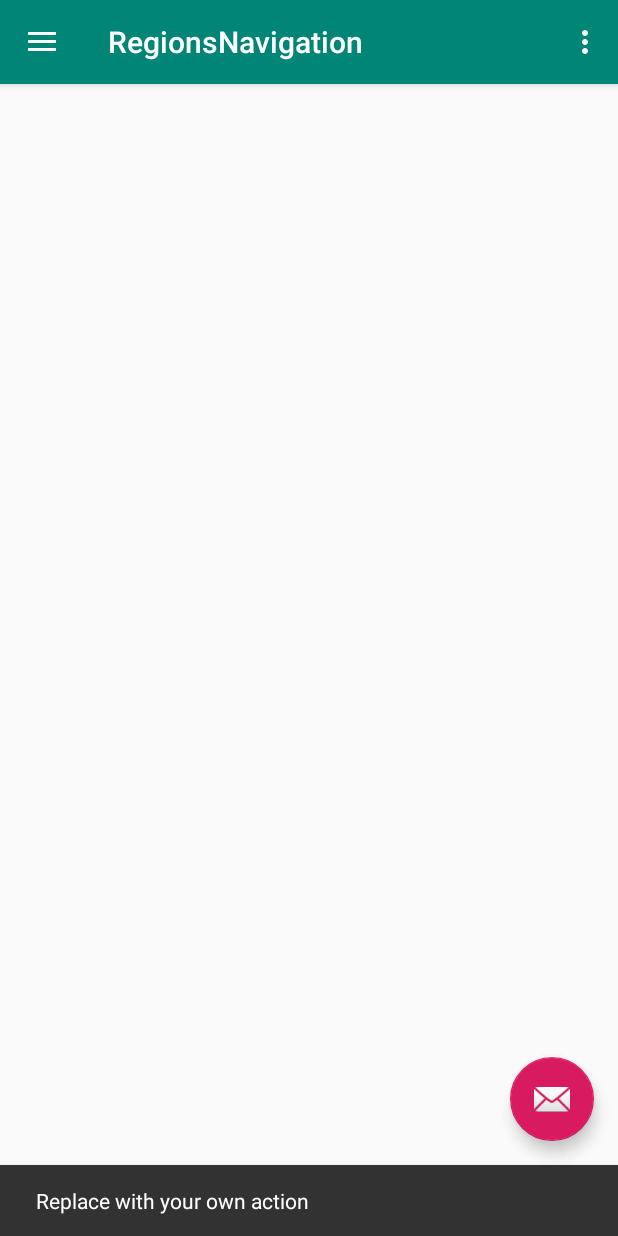
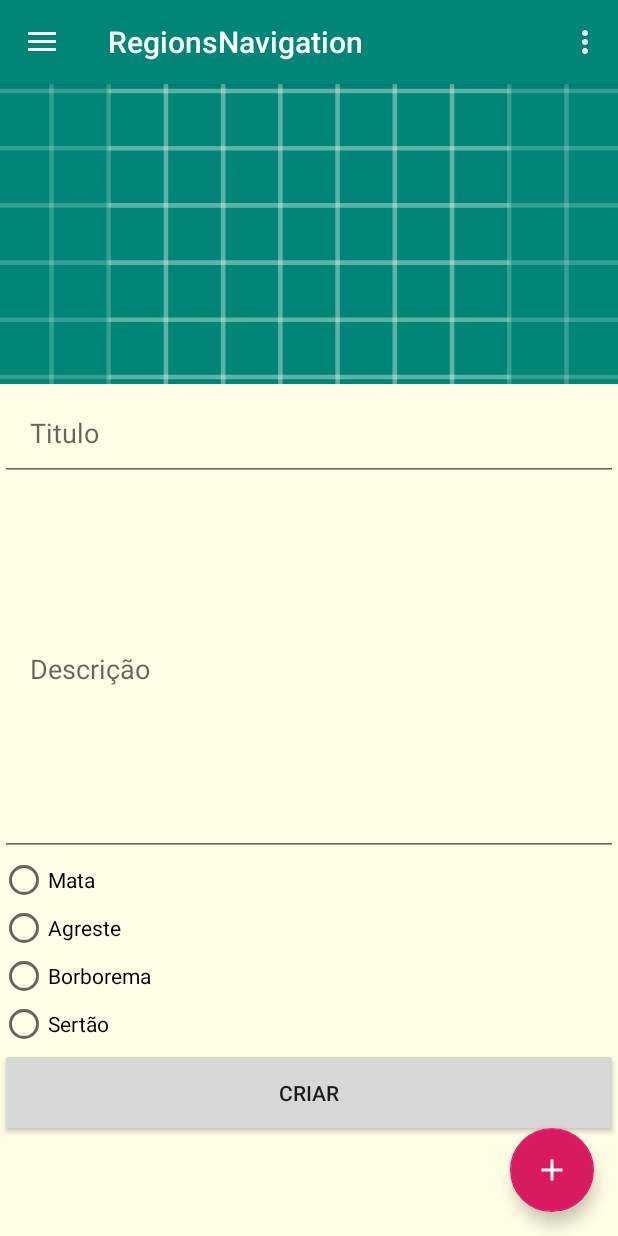
Before and after one commit to caiomcg/AgroTec, an Android app: the fragment MataFragment placed in its activity, after a tap on an icon or button, on a phone screen of 412 x 824 dp. Run offline under Robolectric (Android 15) with nearby library versions, the phone set to English and light mode, and no system bars; our stand-ins replace CircleImageView, Picasso, Volley; network calls fail; pictures from the network do not load; 6 statements that could not run were skipped.

Commit message:
Fix card image placeholder and add post support=

```diff
--- a/app/build.gradle
+++ b/app/build.gradle
@@ -29,7 +29,6 @@ dependencies {
     implementation 'com.android.support:support-v4:28.0.0'
     implementation 'com.android.support:design:28.0.0'
     implementation 'com.android.support:recyclerview-v7:28.0.0'
-    implementation 'de.hdodenhof:circleimageview:2.2.0'
     testImplementation 'junit:junit:4.12'
     androidTestImplementation 'com.android.support.test:runner:1.0.2'
     androidTestImplementation 'com.android.support.test.espresso:espresso-core:3.0.2'
--- a/app/src/main/java/com/caiomcg/es/C.java
+++ b/app/src/main/java/com/caiomcg/es/C.java
@@ -6,7 +6,7 @@ import java.net.URI;
 
 public class C {
     //public static final String BASE_URL = "https://virtserver.swaggerhub.com/caiomcg4/AgroTec/1.0.0";
-    public static final String BASE_URL = "http://192.168.25.80:8080";
+    public static final String BASE_URL = "http://150.165.138.181:8080";
 
     public static Uri userURI() {
         return Uri.parse(BASE_URL + "/api/people/");
--- a/app/src/main/java/com/caiomcg/es/Controllers/MataFragment.java
+++ b/app/src/main/java/com/caiomcg/es/Controllers/MataFragment.java
@@ -30,8 +30,6 @@ public class MataFragment extends Fragment {
     // TODO: Customize parameters
     private int mColumnCount = 1;
     private OnListFragmentInteractionListener mListener;
-
-    private ArrayList<String> mataArray = new ArrayList();
     private ArrayList<Ad> adsArray = new ArrayList<>();
 
     /**
--- a/app/src/main/java/com/caiomcg/es/Controllers/RegionsNavigation.java
+++ b/app/src/main/java/com/caiomcg/es/Controllers/RegionsNavigation.java
@@ -15,6 +15,7 @@ import android.support.v7.app.AppCompatActivity;
 import android.support.v7.widget.Toolbar;
 import android.view.Menu;
 import android.view.MenuItem;
+import android.widget.ImageView;
 import android.widget.TextView;
 import android.widget.Toast;
 
@@ -24,17 +25,22 @@ import com.caiomcg.es.C;
 import com.caiomcg.es.Models.Ad;
 import com.caiomcg.es.Models.User;
 
+import com.caiomcg.es.PostAdFragment;
 import com.caiomcg.es.R;
 import com.caiomcg.es.Utils.AdCreator;
 import com.caiomcg.es.Utils.Requests;
+import com.caiomcg.es.Utils.Share;
 import com.caiomcg.es.dummy.DummyContent;
+import com.squareup.picasso.Picasso;
 
 import java.util.ArrayList;
+
+import de.hdodenhof.circleimageview.CircleImageView;
 
 public class RegionsNavigation extends AppCompatActivity
         implements NavigationView.OnNavigationItemSelectedListener, OptionsFragment.OnFragmentInteractionListener,
         PostFragment.OnFragmentInteractionListener, HomeFragment.OnFragmentInteractionListener,
-        MataFragment.OnListFragmentInteractionListener {
+        MataFragment.OnListFragmentInteractionListener, PostAdFragment.OnFragmentInteractionListener {
     public static String TAG = "RegionsNavigation";
 
     private User user;
@@ -45,15 +51,6 @@ public class RegionsNavigation extends AppCompatActivity
         setContentView(R.layout.activity_regions_navigation);
         Toolbar toolbar = (Toolbar) findViewById(R.id.toolbar);
         setSupportActionBar(toolbar);
-
-        FloatingActionButton fab = (FloatingActionButton) findViewById(R.id.fab);
-        fab.setOnClickListener(new View.OnClickListener() {
-            @Override
-            public void onClick(View view) {
-                Snackbar.make(view, "Replace with your own action", Snackbar.LENGTH_LONG)
-                        .setAction("Action", null).show();
-            }
-        });
 
         DrawerLayout drawer = (DrawerLayout) findViewById(R.id.drawer_layout);
         ActionBarDrawerToggle toggle = new ActionBarDrawerToggle(
@@ -72,6 +69,15 @@ public class RegionsNavigation extends AppCompatActivity
         //TODO: Handle null pointers
         this.user = (User)bundle.getSerializable("User");
         Log.e(TAG, this.user.toString());
+
+        FloatingActionButton fab = (FloatingActionButton) findViewById(R.id.fab);
+        fab.setOnClickListener(new View.OnClickListener() {
+            @Override
+            public void onClick(View view) {
+                Log.e(TAG, "Showing fragment");
+                getSupportFragmentManager().beginTransaction().replace(R.id.screen_area, PostAdFragment.newInstance(user)).commit();
+            }
+        });
     }
 
     @Override
@@ -89,7 +95,10 @@ public class RegionsNavigation extends AppCompatActivity
         // Inflate the menu; this adds items to the action bar if it is present.
         getMenuInflater().inflate(R.menu.regions_navigation, menu);
 
-        //TODO: Add image replacement
+        if (!user.urlImage.isEmpty()  && !user.urlImage.equals("null")) {
+            Log.e(TAG, "Loading image: " + user.urlImage);
+            Picasso.with(RegionsNavigation.this).load(user.urlImage).into(((CircleImageView) findViewById(R.id.nav_user_image)));
+        }
         ((TextView)findViewById(R.id.nav_user_name)).setText(String.format("%s %s", this.user.firstName, this.user.lastName));
         ((TextView)findViewById(R.id.nav_user_email)).setText(this.user.email);
 
@@ -134,7 +143,8 @@ public class RegionsNavigation extends AppCompatActivity
                 this.requestByRegion(4);
                 break;
             case R.id.nav_share:
-                //fragment = PostFragment.newInstance("", "");
+                startActivity(Share.sendText("Conheça o AgroTec, a melhor ferramenta de compra e venda " +
+                        "no cenário agropecuário da Paraíba.\nhttp://localhost:8080"));
                 break;
             case R.id.nav_send:
                 break;
--- a/app/src/main/java/com/caiomcg/es/Models/Ad.java
+++ b/app/src/main/java/com/caiomcg/es/Models/Ad.java
@@ -9,6 +9,7 @@ import java.io.Serializable;
 
 public class Ad implements Serializable {
     public int id;
+    public int regiao;
     public String urlImage;
     public String title;
     public String description;
@@ -23,6 +24,7 @@ public class Ad implements Serializable {
         object.put("title", title);
         object.put("description", description);
         object.put("registerDate", registerDate);
+        object.put("regiao", regiao);
 
         return object;
     }
--- /dev/null
+++ b/app/src/main/java/com/caiomcg/es/PostAdFragment.java
@@ -0,0 +1,196 @@
+package com.caiomcg.es;
+
+import android.content.Context;
+import android.content.Intent;
+import android.net.Uri;
+import android.os.Bundle;
+import android.support.annotation.Nullable;
+import android.support.v4.app.Fragment;
+import android.util.Log;
+import android.view.LayoutInflater;
+import android.view.View;
+import android.view.ViewGroup;
+import android.widget.EditText;
+import android.widget.ImageView;
+import android.widget.RadioGroup;
+
+import com.android.volley.Request;
+import com.caiomcg.es.Controllers.NoAccountActivity;
+import com.caiomcg.es.Controllers.RegionsNavigation;
+import com.caiomcg.es.Models.Ad;
+import com.caiomcg.es.Models.User;
+import com.caiomcg.es.Utils.Requests;
+import com.caiomcg.es.Utils.UserFactory;
+
+import org.json.JSONException;
+import org.json.JSONObject;
+
+import de.hdodenhof.circleimageview.CircleImageView;
+
+
+/**
+ * A simple {@link Fragment} subclass.
+ * Activities that contain this fragment must implement the
+ * {@link PostAdFragment.OnFragmentInteractionListener} interface
+ * to handle interaction events.
+ * Use the {@link PostAdFragment#newInstance} factory method to
+ * create an instance of this fragment.
+ */
+public class PostAdFragment extends Fragment {
+    // TODO: Rename parameter arguments, choose names that match
+    // the fragment initialization parameters, e.g. ARG_ITEM_NUMBER
+    private static final  int FETCH_IMAGE = 2;
+    public static final String TAG = "PostAdFragment";
+
+    private ImageView imageView;
+    private EditText title;
+    private EditText description;
+    private RadioGroup group;
+
+    private User user;
+
+    private OnFragmentInteractionListener mListener;
+
+    public PostAdFragment() {
+        // Required empty public constructor
+    }
+
+    /**
+     * Use this factory method to create a new instance of
+     * this fragment using the provided parameters.
+     *
+     * @return A new instance of fragment PostAdFragment.
+     */
+    // TODO: Rename and change types and number of parameters
+    public static PostAdFragment newInstance(User user) {
+        PostAdFragment fragment = new PostAdFragment();
+        Bundle bundle = new Bundle();
+        bundle.putSerializable("User", user);
+        Log.e(TAG, "User " + user.toString());
+        fragment.setArguments(bundle);
+
+        return fragment;
+    }
+
+    @Override
+    public void onCreate(Bundle savedInstanceState) {
+        super.onCreate(savedInstanceState);
+        Log.e(TAG, "create");
+        if (getArguments() != null) {
+            Log.e(TAG, "Got user");
+            user = ((User)getArguments().getSerializable("User"));
+        }
+    }
+
+    @Override
+    public View onCreateView(LayoutInflater inflater, ViewGroup container,
+                             Bundle savedInstanceState) {
+        // Inflate the layout for this fragment
+        View view = inflater.inflate(R.layout.fragment_post_ad, container, false);
+
+        imageView = view.findViewById(R.id.image_post_fragment);
+        imageView.setOnClickListener(v -> {
+            Intent intent = new Intent(Intent.ACTION_GET_CONTENT);
+            intent.setType("image/*");
+            startActivityForResult(Intent.createChooser(intent, "Selecione a imagem do anuncio"), FETCH_IMAGE);
+        });
+
+        title = view.findViewById(R.id.title_post_fragment);
+        description = view.findViewById(R.id.description_post_fragment);
+        group = view.findViewById(R.id.ragio_group_post_fragment);
+
+        view.findViewById(R.id.create_post_fragment).setOnClickListener(v -> {
+            Ad ad = new Ad();
+            ad.user = this.user;
+            ad.urlImage = "";
+            ad.registerDate = "xx/xx/xxxx";//TODO: get date
+            ad.title = title.getText().toString();
+            ad.description = description.getText().toString();
+            switch (group.getCheckedRadioButtonId()) {
+                case R.id.radioButton1:
+                    ad.regiao = 1;
+                    break;
+                case R.id.radioButton2:
+                    ad.regiao = 2;
+                    break;
+                case R.id.radioButton3:
+                    ad.regiao = 3;
+                    break;
+                case R.id.radioButton4:
+                    ad.regiao = 4;
+                    break;
+            }
+
+            //TODO: Send post
+
+            JSONObject jsonObject = null;
+
+            try {
+                jsonObject = ad.toJsonObject();
+                Log.e(TAG, "Object: " + jsonObject.toString(4));
+            } catch (JSONException e) {
+                e.printStackTrace();
+            }
+
+            Log.e(TAG, "Posting");
+            Requests.getInstance().asJsonObject(Request.Method.POST, C.adsURI().toString(),
+                    jsonObject, response -> {
+                        Log.e(TAG, "All good");
+                    }, error -> {
+                        Log.e(TAG, "An error occured: " + error.toString());
+                        error.printStackTrace();
+                    });
+
+        });
+
+        return view;
+    }
+
+    @Override
+    public void onActivityResult(int requestCode, int resultCode, @Nullable Intent data) {
+        super.onActivityResult(requestCode, resultCode, data);
+
+        if (requestCode == FETCH_IMAGE && data != null) {
+            imageView.setImageURI(data.getData());
+        }
+    }
+
+    // TODO: Rename method, update argument and hook method into UI event
+    public void onButtonPressed(Uri uri) {
+        if (mListener != null) {
+            mListener.onFragmentInteraction(uri);
+        }
+    }
+
+    @Override
+    public void onAttach(Context context) {
+        super.onAttach(context);
+        if (context instanceof OnFragmentInteractionListener) {
+            mListener = (OnFragmentInteractionListener) context;
+        } else {
+            throw new RuntimeException(context.toString()
+                    + " must implement OnFragmentInteractionListener");
+        }
+    }
+
+    @Override
+    public void onDetach() {
+        super.onDetach();
+        mListener = null;
+    }
+
+    /**
+     * This interface must be implemented by activities that contain this
+     * fragment to allow an interaction in this fragment to be communicated
+     * to the activity and potentially other fragments contained in that
+     * activity.
+     * <p>
+     * See the Android Training lesson <a href=
+     * "http://developer.android.com/training/basics/fragments/communicating.html"
+     * >Communicating with Other Fragments</a> for more information.
+     */
+    public interface OnFragmentInteractionListener {
+        // TODO: Update argument type and name
+        void onFragmentInteraction(Uri uri);
+    }
+}
--- /dev/null
+++ b/app/src/main/res/drawable/ic_baseline_add_24px.xml
@@ -0,0 +1,9 @@
+<vector xmlns:android="http://schemas.android.com/apk/res/android"
+    android:width="24dp"
+    android:height="24dp"
+    android:viewportWidth="24"
+    android:viewportHeight="24">
+  <path
+      android:fillColor="#FFFFFFFF"
+      android:pathData="M19,13h-6v6h-2v-6H5v-2h6V5h2v6h6v2z"/>
+</vector>
--- a/app/src/main/res/layout/activity_no_account.xml
+++ b/app/src/main/res/layout/activity_no_account.xml
@@ -39,7 +39,7 @@
                 android:layout_marginStart="8dp"
                 android:layout_marginTop="16dp"
                 android:layout_marginEnd="8dp"
-                android:src="@drawable/ic_launcher_background"
+                android:src="@drawable/placeholder"
                 app:civ_border_color="#454545"
                 app:layout_constraintEnd_toEndOf="parent"
                 app:layout_constraintHorizontal_bias="0.497"
--- a/app/src/main/res/layout/app_bar_regions_navigation.xml
+++ b/app/src/main/res/layout/app_bar_regions_navigation.xml
@@ -28,6 +28,6 @@
         android:layout_height="wrap_content"
         android:layout_gravity="bottom|end"
         android:layout_margin="@dimen/fab_margin"
-        app:srcCompat="@android:drawable/ic_dialog_email" />
+        app:srcCompat="@drawable/ic_baseline_add_24px" />
 
 </android.support.design.widget.CoordinatorLayout>
--- a/app/src/main/res/layout/fragment_item.xml
+++ b/app/src/main/res/layout/fragment_item.xml
@@ -1,6 +1,7 @@
 <?xml version="1.0" encoding="utf-8"?>
 <LinearLayout xmlns:android="http://schemas.android.com/apk/res/android"
     xmlns:app="http://schemas.android.com/apk/res-auto"
+    xmlns:tools="http://schemas.android.com/tools"
     android:layout_width="match_parent"
     android:layout_height="wrap_content"
     android:orientation="horizontal">
@@ -20,7 +21,7 @@
                 android:layout_width="match_parent"
                 android:layout_height="160dp"
                 android:scaleType="centerCrop"
-                android:src="@drawable/pecuaria" />
+                android:src="@drawable/placeholder" />
 
             <LinearLayout
                 android:layout_width="match_parent"
@@ -53,7 +54,7 @@
                     android:layout_width="45dp"
                     android:layout_height="45dp"
                     android:padding="5dp"
-                    android:src="@drawable/agro"
+                    android:src="@drawable/placeholder"
                     app:civ_border_color="#FF000000" />
 
                 <LinearLayout
--- /dev/null
+++ b/app/src/main/res/layout/fragment_post_ad.xml
@@ -0,0 +1,108 @@
+<?xml version="1.0" encoding="utf-8"?>
+<android.support.constraint.ConstraintLayout xmlns:android="http://schemas.android.com/apk/res/android"
+    xmlns:tools="http://schemas.android.com/tools"
+    xmlns:app="http://schemas.android.com/apk/res-auto"
+    android:layout_width="match_parent"
+    android:layout_height="match_parent"
+    tools:context=".PostAdFragment"
+    android:background="#fffde5">
+
+    <ScrollView
+        android:layout_width="0dp"
+        android:layout_height="0dp"
+        app:layout_constraintBottom_toBottomOf="parent"
+        app:layout_constraintEnd_toEndOf="parent"
+        app:layout_constraintHorizontal_bias="0.0"
+        app:layout_constraintStart_toStartOf="parent"
+        app:layout_constraintTop_toTopOf="parent"
+        app:layout_constraintVertical_bias="0.0"
+        android:background="#fffde5">
+
+        <LinearLayout
+            android:layout_width="match_parent"
+            android:layout_height="wrap_content"
+            android:orientation="vertical"
+            android:weightSum="5">
+
+            <ImageView
+                android:id="@+id/image_post_fragment"
+                android:layout_width="match_parent"
+                android:layout_height="200dp"
+                android:layout_weight="1"
+                android:scaleType="centerCrop"
+                android:src="@drawable/ic_launcher_background"
+                tools:layout_editor_absoluteX="0dp"
+                tools:layout_editor_absoluteY="0dp" />
+
+            <EditText
+                android:id="@+id/title_post_fragment"
+                android:layout_width="match_parent"
+                android:layout_height="wrap_content"
+                android:layout_weight="1"
+                android:contentDescription="Titulo"
+                android:ems="10"
+                android:hint="Titulo"
+                android:inputType="textPersonName"
+                android:padding="20dp"
+                tools:layout_editor_absoluteX="98dp"
+                tools:layout_editor_absoluteY="365dp" />
+
+            <EditText
+                android:id="@+id/description_post_fragment"
+                android:layout_width="match_parent"
+                android:layout_height="250dp"
+                android:layout_weight="1"
+                android:ems="10"
+                android:hint="Descrição"
+                android:inputType="textMultiLine"
+                android:maxLength="255"
+                android:padding="20dp" />
+
+            <RadioGroup
+                android:id="@+id/ragio_group_post_fragment"
+                android:layout_width="match_parent"
+                android:layout_height="match_parent"
+                android:layout_weight="1">
+
+                <RadioButton
+                    android:id="@+id/radioButton1"
+                    android:layout_width="wrap_content"
+                    android:layout_height="wrap_content"
+                    android:layout_weight="1"
+                    android:text="Mata" />
+
+                <RadioButton
+                    android:id="@+id/radioButton2"
+                    android:layout_width="wrap_content"
+                    android:layout_height="wrap_content"
+                    android:layout_weight="1"
+                    android:text="Agreste" />
+
+                <RadioButton
+                    android:id="@+id/radioButton3"
+                    android:layout_width="wrap_content"
+                    android:layout_height="wrap_content"
+                    android:layout_weight="1"
+                    android:text="Borborema" />
+
+                <RadioButton
+                    android:id="@+id/radioButton4"
+                    android:layout_width="wrap_content"
+                    android:layout_height="wrap_content"
+                    android:layout_weight="1"
+                    android:text="Sertão" />
+
+            </RadioGroup>
+
+            <Button
+                android:id="@+id/create_post_fragment"
+                android:layout_width="match_parent"
+                android:layout_height="wrap_content"
+                android:layout_weight="1"
+                android:padding="20dp"
+                android:text="Criar" />
+
+        </LinearLayout>
+    </ScrollView>
+
+</android.support.constraint.ConstraintLayout>
```
Also changed, not shown: app/src/main/java/com/caiomcg/es/Controllers/MyItemRecyclerViewAdapter.java (+21 -40 lines), app/src/main/java/com/caiomcg/es/Controllers/NoAccountActivity.java (+19 -1 lines), app/src/main/res/layout/nav_header_regions_navigation.xml (+5 -6 lines), app/src/main/res/drawable/placeholder.gif (added).
